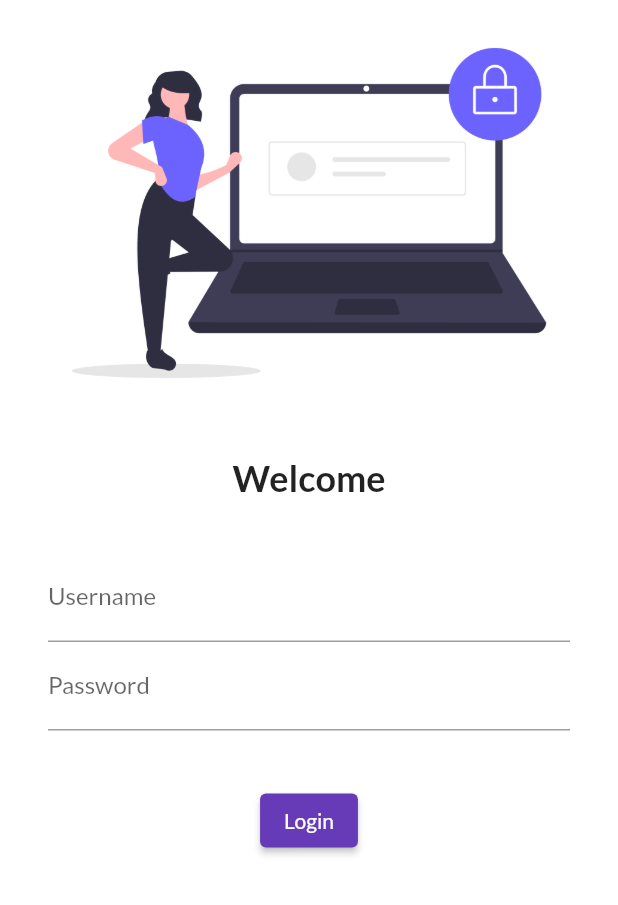
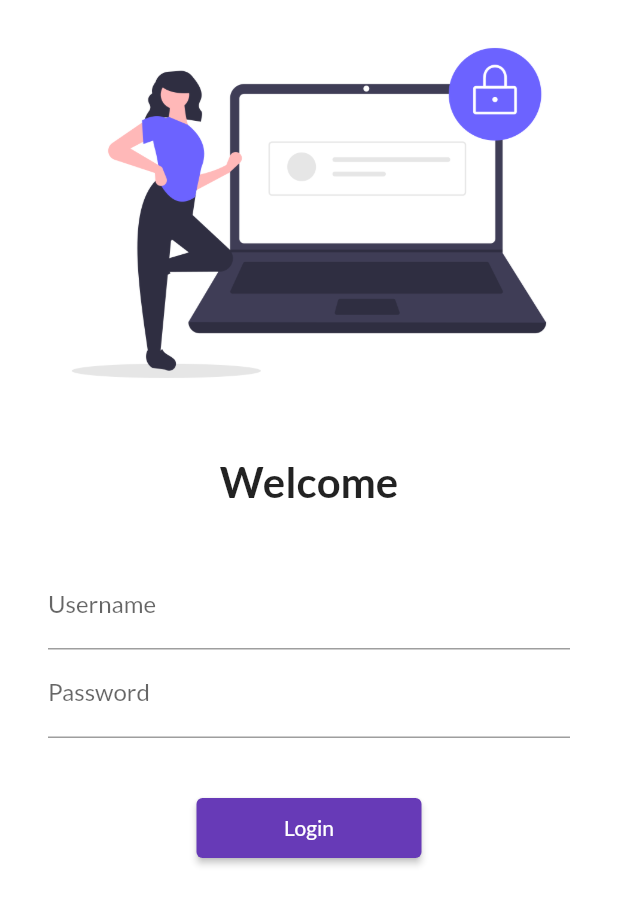
Before and after one commit to anshuman008/30DaysFlutter, a Flutter app: the screen it shows after launch, on a phone screen of 412 x 824 dp. Shown: the top 905 px of the screen. Run offline on Flutter 3.47's test engine with Material 2 defaults, Android fonts, the phone set to English and light mode, and no system bars; our stand-ins replace google_fonts.

Commit message:
day 5 completed

```diff
--- a/lib/main.dart
+++ b/lib/main.dart
@@ -1,4 +1,5 @@
 import 'package:catalog_app/pages/login_page.dart';
+import 'package:catalog_app/utils/route.dart';
 import 'package:flutter/material.dart';
 import 'pages/home_page.dart';
 import 'package:google_fonts/google_fonts.dart';
@@ -22,8 +23,8 @@ class MyApp extends StatelessWidget {
       ),
       routes: {
         "/" :(context) => loginPage(),
-        "/home":(context) => HomePage(),
-        "/login" :(context) => loginPage(),
+       Myroute.homeRoute:(context) => HomePage(),
+       Myroute.loginRoute :(context) => loginPage(),
       },
     );
   }
--- a/lib/pages/login_page.dart
+++ b/lib/pages/login_page.dart
@@ -1,6 +1,5 @@
 import 'package:flutter/material.dart';
 import 'package:google_fonts/google_fonts.dart';
-
 
 class loginPage extends StatelessWidget {
   const loginPage({super.key});
@@ -9,18 +8,22 @@ class loginPage extends StatelessWidget {
   Widget build(BuildContext context) {
     return Material(
       color: Colors.white,
+      child: SingleChildScrollView(
         child: Column(children: [
           Image.asset(
-          "assets/images/login_image.png", fit: BoxFit.cover,
+            "assets/images/login_image.png",
+            fit: BoxFit.cover,
           ),
           SizedBox(height: 20.0),
-        Text("Welcome", style: TextStyle(
-          fontSize: 24,
+          Text("Welcome",
+              style: TextStyle(
+                fontSize: 28,
                 fontWeight: FontWeight.bold,
               )),
           SizedBox(height: 20.0),
           Padding(
-          padding: const EdgeInsets.symmetric(vertical: 16.0,horizontal: 32.0),
+            padding:
+                const EdgeInsets.symmetric(vertical: 16.0, horizontal: 32.0),
             child: Column(
               children: [
                 TextFormField(
@@ -44,12 +47,15 @@ class loginPage extends StatelessWidget {
           SizedBox(height: 20.0),
           ElevatedButton(
             child: Text("Login"),
-          style: TextButton.styleFrom(),
+            style: TextButton.styleFrom(
+              minimumSize: Size(150, 40),
+            ),
             onPressed: () {
-
+              Navigator.pushNamed(context, "/home");
             },
           )
         ]),
+      ),
     );
   }
 }
--- /dev/null
+++ b/lib/utils/route.dart
@@ -0,0 +1,4 @@
+class Myroute {
+  static String loginRoute = "/login";
+  static String homeRoute = "/home";
+}
```
Also changed, not shown: 2 other files. Lines whose indentation alone changed are shown as unchanged.
